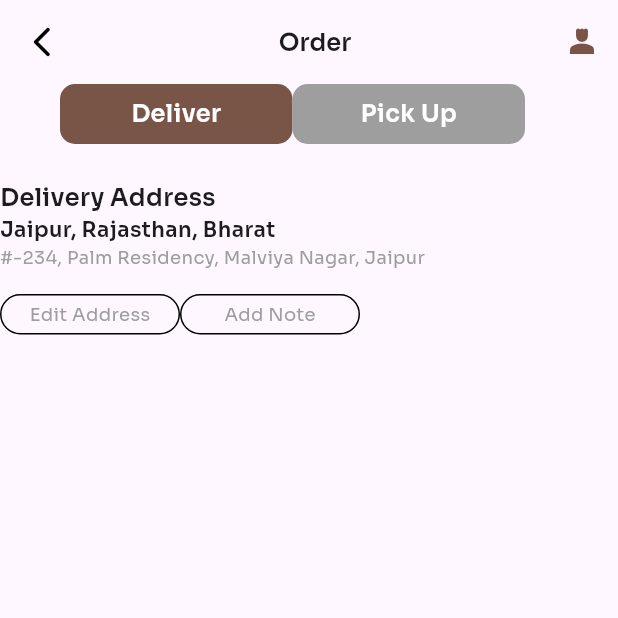
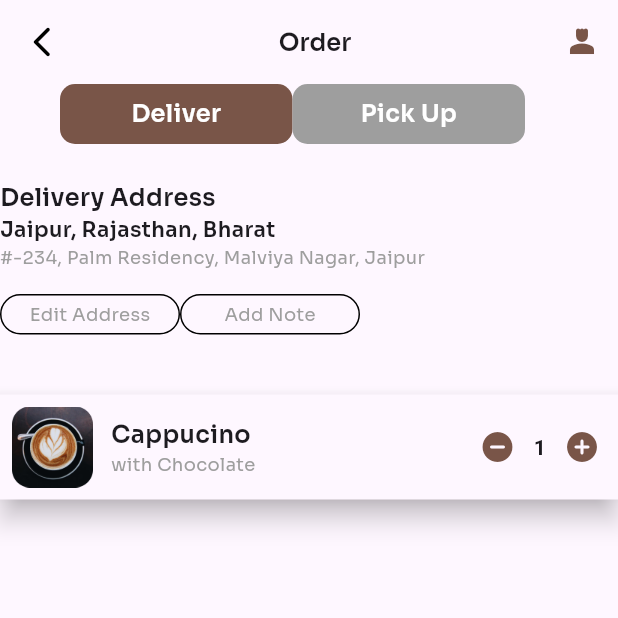
Before and after one commit to DataWhisperer10/coffeeApp, a Flutter app: the screen it shows after launch, on a phone screen of 412 x 824 dp, the top half of it. Run offline on Flutter 3.47's test engine with Material 3 defaults, Android fonts, the phone set to English and light mode, and no system bars; our stand-ins replace google_fonts.

Commit message:
added the order screen with multiple buttons and images.

```diff
--- a/lib/screens/orders_screen.dart
+++ b/lib/screens/orders_screen.dart
@@ -133,6 +133,75 @@ class _OrdersScreenState extends State<OrdersScreen> {
                   ),
                 )
               ],
+            ),
+            const SizedBox(
+              height: 40,
+            ),
+            Material(
+              elevation: 7,
+              child: Row(
+                mainAxisAlignment: MainAxisAlignment.spaceBetween,
+                children: [
+                  Padding(
+                    padding: const EdgeInsets.all(8.0),
+                    child: Container(
+                      child: Row(
+                        children: [
+                          Image.asset(
+                            "assets/iconimage.png",
+                            height: 54,
+                            width: 54,
+                          ),
+                          const SizedBox(
+                            width: 12,
+                          ),
+                          Column(
+                            mainAxisAlignment: MainAxisAlignment.start,
+                            crossAxisAlignment: CrossAxisAlignment.start,
+                            children: [
+                              Text(
+                                "Cappucino",
+                                style: GoogleFonts.sora(
+                                    fontSize: 16, fontWeight: FontWeight.w600),
+                              ),
+                              Text(
+                                "with Chocolate",
+                                style: GoogleFonts.sora(
+                                    color: Colors.grey, fontSize: 12),
+                              )
+                            ],
+                          ),
+                        ],
+                      ),
+                    ),
+                  ),
+                  const SizedBox(
+                    width: 66,
+                  ),
+                  Container(
+                    child: Row(
+                      children: [
+                        IconButton(
+                            onPressed: () {},
+                            icon: Icon(
+                              Icons.remove_circle_rounded,
+                              color: Colors.brown,
+                            )),
+                        Text(
+                          ("1"),
+                          style: TextStyle(fontWeight: FontWeight.bold),
+                        ),
+                        IconButton(
+                            onPressed: () {},
+                            icon: Icon(
+                              Icons.add_circle_rounded,
+                              color: Colors.brown,
+                            )),
+                      ],
+                    ),
+                  )
+                ],
+              ),
             )
           ],
         ),
```
